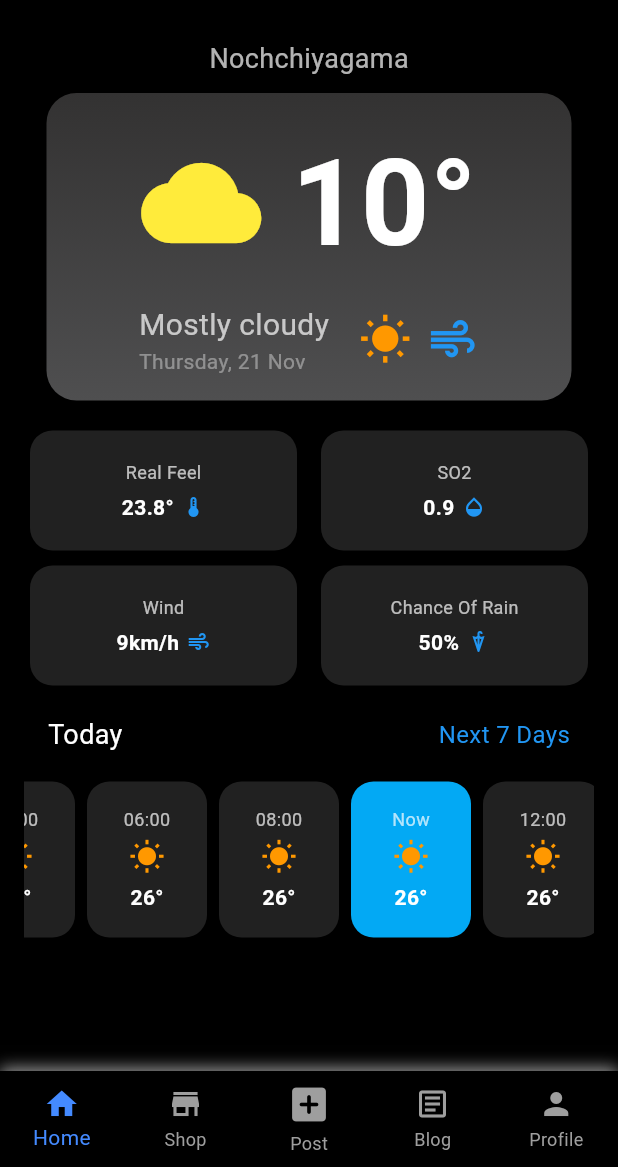
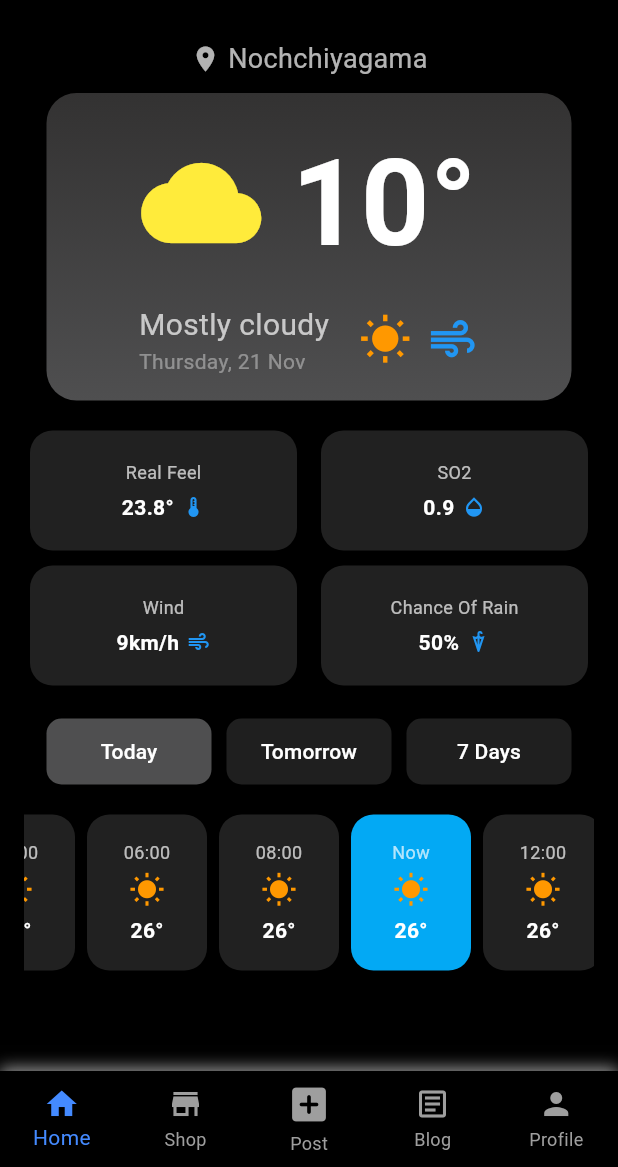
Before and after one commit to LakshanShalintha/Weather-App, a Flutter app: the Home screen opened directly, on a phone screen of 412 x 824 dp, the part 69-1236 px from its top. Run offline on Flutter 3.47's test engine with Material 3 defaults, Android fonts, the phone set to English and light mode, and no system bars.

Commit message:
Add Button & animation

```diff
--- a/weather_app/lib/Screens/Home.dart
+++ b/weather_app/lib/Screens/Home.dart
@@ -13,7 +13,8 @@
 class _HomeState extends State<Home> {
   final ScrollController _scrollController = ScrollController();
   String searchQuery = "";
-  bool _isSearchVisible = false; // State variable for search bar visibility
+  bool _isSearchVisible = false;
+  String _selectedButton = "Today";
 
   @override
   void initState() {
@@ -127,12 +128,23 @@
               Center(
                 child: Column(
                   children: [
-                    const Text(
-                      "Nochchiyagama",
-                      style: TextStyle(
-                        color: Colors.white70,
-                        fontSize: 18,
-                      ),
+                    const Row(
+                      mainAxisAlignment: MainAxisAlignment.center,
+                      children: [
+                        Icon(
+                          Icons.location_on, // Location icon
+                          color: Colors.white70, // Match text color
+                          size: 20, // Icon size
+                        ),
+                        SizedBox(width: 5), // Spacing between the icon and the text
+                        Text(
+                          "Nochchiyagama",
+                          style: TextStyle(
+                            color: Colors.white70,
+                            fontSize: 18,
+                          ),
+                        ),
+                      ],
                     ),
                     const SizedBox(height: 10),
                     Container(
@@ -203,6 +215,7 @@
                   ],
                 ),
               ),
+
               const SizedBox(height: 20),
               Center(
                 child: Column(
@@ -234,22 +247,18 @@
                 ),
               ),
               const SizedBox(height: 20),
-              const Padding(
-                padding: EdgeInsets.symmetric(horizontal: 16.0),
+              Padding(
+                padding: const EdgeInsets.symmetric(horizontal: 10.0),
                 child: Row(
-                  mainAxisAlignment: MainAxisAlignment.spaceBetween,
+                  mainAxisAlignment: MainAxisAlignment.spaceAround,
                   children: [
-                    Text(
-                      "Today",
-                      style: TextStyle(color: Colors.white, fontSize: 18),
-                    ),
-                    Text(
-                      "Next 7 Days",
-                      style: TextStyle(color: Colors.blue, fontSize: 16),
-                    ),
+                    _buildWeatherButton("Today"),
+                    _buildWeatherButton("Tomorrow"),
+                    _buildWeatherButton("7 Days"),
                   ],
                 ),
               ),
+
               const SizedBox(height: 10),
               SizedBox(
                 height: 120,
@@ -328,6 +337,32 @@
     );
   }
 
+  // Method to build each weather button
+  Widget _buildWeatherButton(String label) {
+    return SizedBox(
+      width: 110,
+      child: ElevatedButton(
+        onPressed: () {
+          setState(() {
+            _selectedButton = label; // Update selected button
+          });
+          print("$label button clicked");
+        },
+        style: ElevatedButton.styleFrom(
+          backgroundColor: _selectedButton == label
+              ? const Color(0xFF4F4F50)
+              : const Color(0xFF1F1F1F), // Red if selected, gray otherwise
+          foregroundColor: Colors.white, // White text color
+          shape: RoundedRectangleBorder(
+            borderRadius: BorderRadius.circular(10),
+          ),
+          padding: const EdgeInsets.symmetric(vertical: 12),
+        ),
+        child: Text(label),
+      ),
+    );
+  }
+
   Widget _hourlyForecast(
       String time, String temp, IconData icon, bool showNow) {
     return Container(
```
